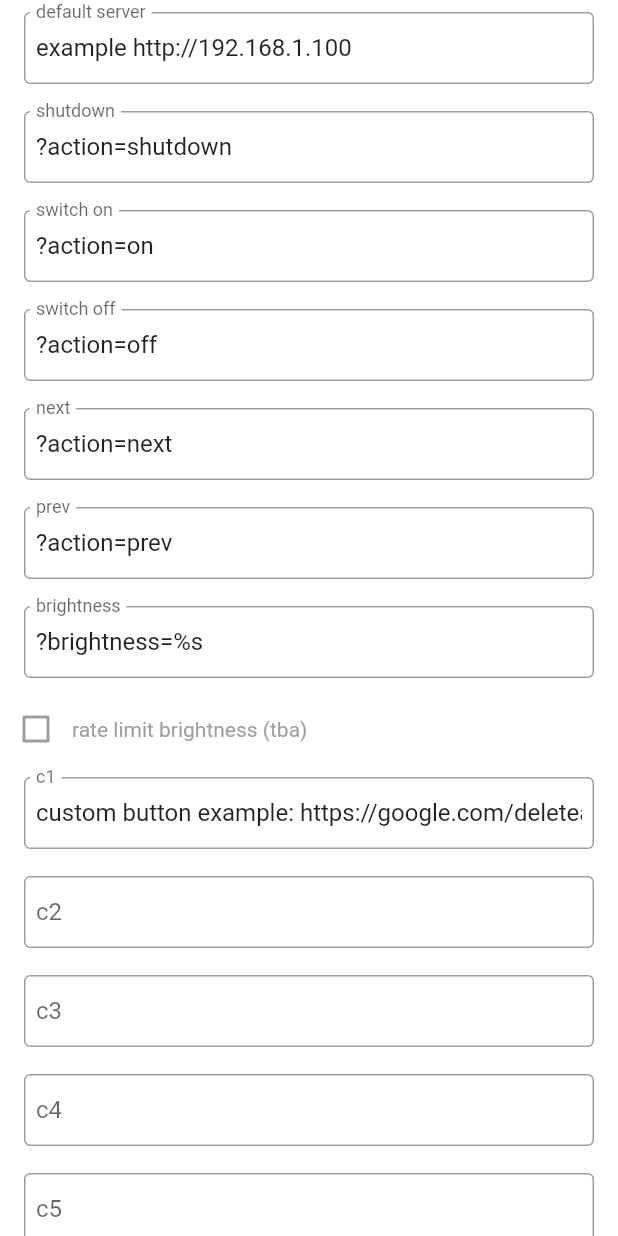
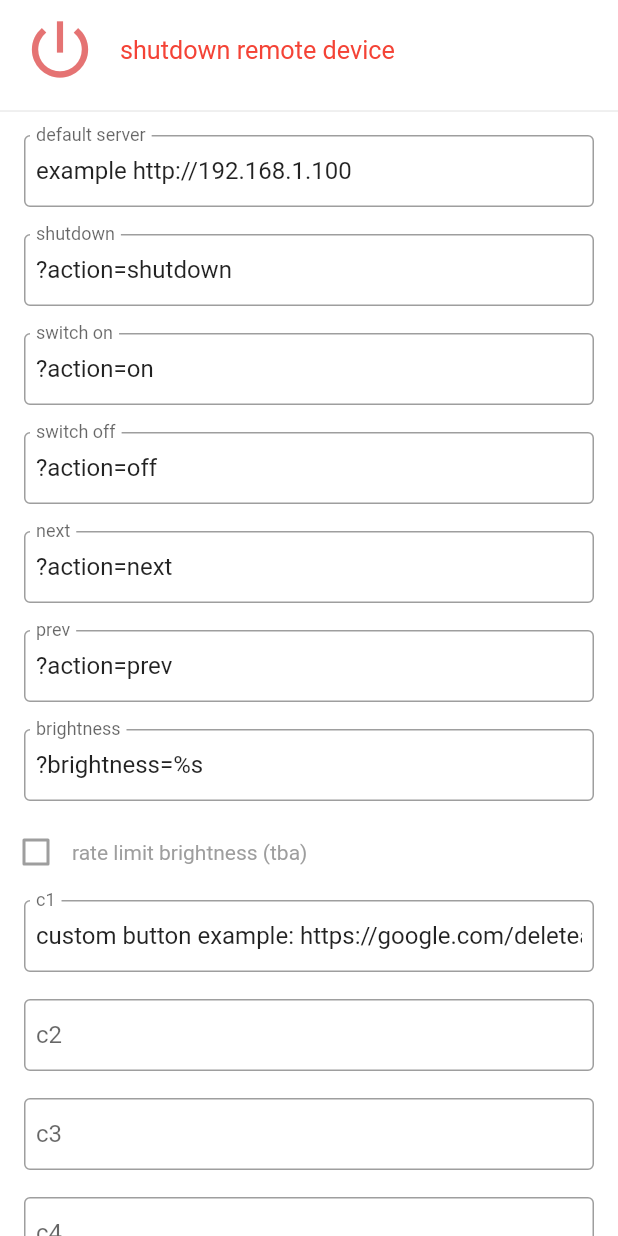
Before and after one commit to lorriman/Controller-for-OctoCrab, a Flutter app: the SettingsView widget shown alone on an empty page, opened directly with empty values, on a phone screen of 412 x 824 dp. Run offline on Flutter 3.47's test engine with Material 2 defaults, Android fonts, the phone set to English and light mode, and no system bars; drawn by our look-alikes of flutter_neumorphic; our stand-ins replace flutter_riverpod, font_awesome_flutter, package_info_plus, shared_preferences; missing offline and left inert: clipboard, window_size; accounts and stored records are empty.

Commit message:
move shutdown button

```diff
--- a/lib/app/settings.dart
+++ b/lib/app/settings.dart
@@ -7,13 +7,14 @@ import '../services/shared_preferences_service.dart';
 import 'config.dart';
 import 'customWidgets.dart';
 
-typedef UpdateCallback = void Function();
+typedef SimpleEvent = void Function();
 
 class SettingsView extends   ConsumerStatefulWidget {
-  SettingsView({super.key, required this.api, this.update});
+  SettingsView({super.key, required this.api, this.update, this.onShutdown});
 
   final OctoCrabApi api;
-  final UpdateCallback? update;
+  final SimpleEvent? update;
+  final SimpleEvent? onShutdown;
 
 
   @override
@@ -91,6 +92,24 @@ class _SettingsViewState extends ConsumerState<SettingsView> {
   @override
   Widget build(BuildContext context) {
     return ListView( shrinkWrap : true, children: [
+
+      Row(
+        children: [
+          Container(  width : 80,
+            child: IconButton(
+              style: ButtonStyle(elevation: MaterialStateProperty.all(20.0),
+                  shadowColor: MaterialStateProperty.all(Colors.red)),
+              icon:
+              Icon(Icons.power_settings_new, color: Colors.red.shade300),
+              onPressed: widget.onShutdown,
+              iconSize: 50,
+              tooltip: 'shutdown device',
+            ),
+          ),
+          Text('shutdown remote device',textScaleFactor: 1.2, style: TextStyle(color: Colors.red)),
+        ],
+      ),
+      Divider(),
       for (final item in _configItems.values.where((e)=>e.itemEnum.enabled))
             (){
 
@@ -142,4 +161,7 @@ class _SettingsViewState extends ConsumerState<SettingsView> {
 
     ]);
   }
+
+
+
 }
```
Also changed, not shown: lib/app/homepage.dart (+38 -43 lines).
